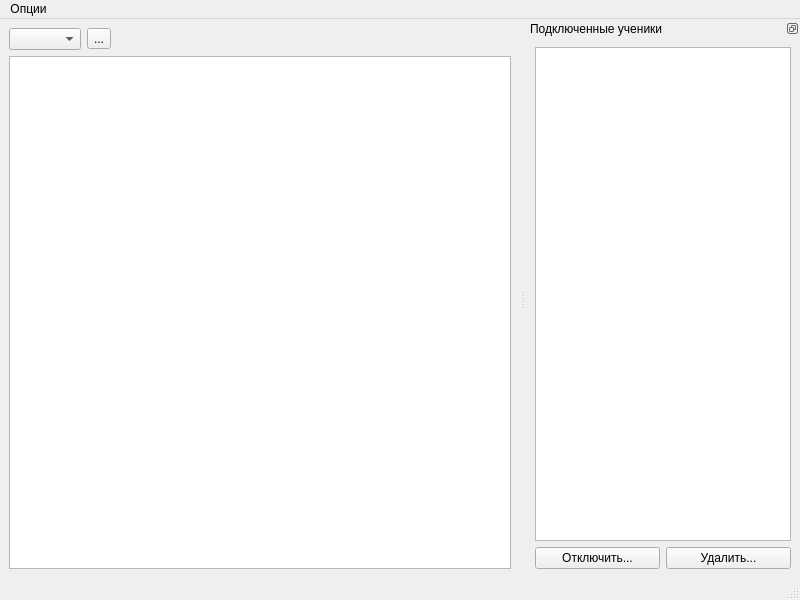
First picture: the form in teachED/ui/mainwindow.ui, repository DanDev-rs/Open-Digital-Testing-Platform, before the edit.
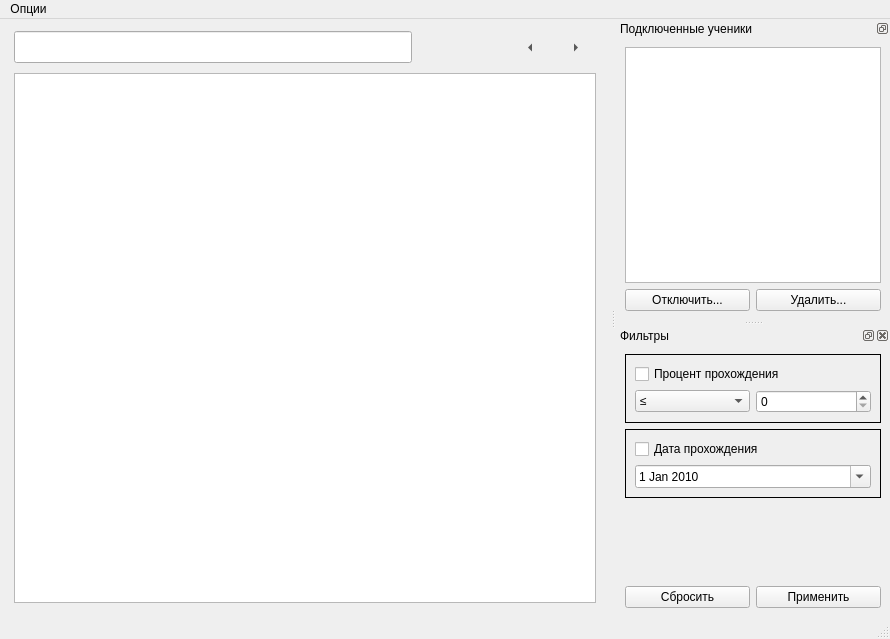
Second picture: the form after the edit. Icons and pictures are not drawn.

Commit message: making the main window

The edit to the form file:
```diff
--- a/teachED/ui/mainwindow.ui
+++ b/teachED/ui/mainwindow.ui
@@ -6,8 +6,8 @@
    <rect>
     <x>0</x>
     <y>0</y>
-    <width>800</width>
-    <height>600</height>
+    <width>890</width>
+    <height>639</height>
    </rect>
   </property>
   <property name="windowTitle">
@@ -17,30 +17,141 @@
    <layout class="QHBoxLayout" name="horizontalLayout_3">
     <item>
      <layout class="QVBoxLayout" name="verticalLayout_2">
+      <property name="leftMargin">
+       <number>5</number>
+      </property>
+      <property name="topMargin">
+       <number>0</number>
+      </property>
+      <property name="rightMargin">
+       <number>5</number>
+      </property>
+      <property name="bottomMargin">
+       <number>5</number>
+      </property>
       <item>
        <layout class="QHBoxLayout" name="horizontalLayout_2">
         <item>
-         <widget class="QComboBox" name="comboBox"/>
+         <widget class="QLineEdit" name="view_name">
+          <property name="sizePolicy">
+           <sizepolicy hsizetype="Expanding" vsizetype="Fixed">
+            <horstretch>0</horstretch>
+            <verstretch>32</verstretch>
+           </sizepolicy>
+          </property>
+          <property name="minimumSize">
+           <size>
+            <width>0</width>
+            <height>32</height>
+           </size>
+          </property>
+          <property name="maxLength">
+           <number>400</number>
+          </property>
+          <property name="frame">
+           <bool>true</bool>
+          </property>
+          <property name="dragEnabled">
+           <bool>false</bool>
+          </property>
+          <property name="readOnly">
+           <bool>true</bool>
+          </property>
+          <property name="cursorMoveStyle">
+           <enum>Qt::VisualMoveStyle</enum>
+          </property>
+          <property name="clearButtonEnabled">
+           <bool>false</bool>
+          </property>
+         </widget>
+        </item>
+        <item>
+         <widget class="QToolButton" name="toolButton_2">
+          <property name="text">
+           <string/>
+          </property>
+          <property name="icon">
+           <iconset resource="../data/images.qrc">
+            <normaloff>:/logos/bin-black-full-icon.png</normaloff>:/logos/bin-black-full-icon.png</iconset>
+          </property>
+          <property name="iconSize">
+           <size>
+            <width>32</width>
+            <height>32</height>
+           </size>
+          </property>
+          <property name="autoRaise">
+           <bool>true</bool>
+          </property>
+         </widget>
         </item>
         <item>
          <widget class="QToolButton" name="toolButton">
           <property name="text">
+           <string/>
+          </property>
+          <property name="icon">
+           <iconset resource="../data/images.qrc">
+            <normaloff>:/logos/refresh-icon.png</normaloff>
+            <normalon>../data/refresh-icon.png</normalon>:/logos/refresh-icon.png</iconset>
+          </property>
+          <property name="iconSize">
+           <size>
+            <width>32</width>
+            <height>32</height>
+           </size>
+          </property>
+          <property name="autoRaise">
+           <bool>true</bool>
+          </property>
+         </widget>
+        </item>
+        <item>
+         <widget class="QToolButton" name="v_left">
+          <property name="autoFillBackground">
+           <bool>false</bool>
+          </property>
+          <property name="text">
            <string>...</string>
           </property>
+          <property name="iconSize">
+           <size>
+            <width>32</width>
+            <height>32</height>
+           </size>
+          </property>
+          <property name="autoRaise">
+           <bool>true</bool>
+          </property>
+          <property name="arrowType">
+           <enum>Qt::LeftArrow</enum>
+          </property>
          </widget>
         </item>
         <item>
-         <spacer name="horizontalSpacer">
-          <property name="orientation">
-           <enum>Qt::Horizontal</enum>
+         <widget class="QToolButton" name="v_right">
+          <property name="text">
+           <string>...</string>
           </property>
-          <property name="sizeHint" stdset="0">
+          <property name="iconSize">
            <size>
-            <width>40</width>
-            <height>20</height>
+            <width>32</width>
+            <height>32</height>
            </size>
           </property>
-         </spacer>
+          <property name="popupMode">
+           <enum>QToolButton::DelayedPopup</enum>
+          </property>
+          <property name="toolButtonStyle">
+           <enum>Qt::ToolButtonIconOnly</enum>
+          </property>
+          <property name="autoRaise">
+           <bool>true</bool>
+          </property>
+          <property name="arrowType">
+           <enum>Qt::RightArrow</enum>
+          </property>
+         </widget>
         </item>
        </layout>
       </item>
@@ -56,7 +167,7 @@
     <rect>
      <x>0</x>
      <y>0</y>
-     <width>800</width>
+     <width>890</width>
      <height>21</height>
     </rect>
    </property>
@@ -109,7 +220,145 @@
     </layout>
    </widget>
   </widget>
-  <action name="action">
+  <widget class="QDockWidget" name="filter_widget">
+   <property name="allowedAreas">
+    <set>Qt::LeftDockWidgetArea|Qt::RightDockWidgetArea</set>
+   </property>
+   <property name="windowTitle">
+    <string>Фильтры</string>
+   </property>
+   <attribute name="dockWidgetArea">
+    <number>2</number>
+   </attribute>
+   <widget class="QWidget" name="dockWidgetContents">
+    <layout class="QVBoxLayout" name="verticalLayout_5">
+     <item>
+      <widget class="QFrame" name="frame">
+       <property name="frameShape">
+        <enum>QFrame::Box</enum>
+       </property>
+       <property name="frameShadow">
+        <enum>QFrame::Plain</enum>
+       </property>
+       <property name="lineWidth">
+        <number>1</number>
+       </property>
+       <layout class="QVBoxLayout" name="verticalLayout_3">
+        <item>
+         <widget class="QCheckBox" name="comp_check">
+          <property name="text">
+           <string>Процент прохождения</string>
+          </property>
+         </widget>
+        </item>
+        <item>
+         <layout class="QHBoxLayout" name="horizontalLayout_4">
+          <item>
+           <widget class="QComboBox" name="comp_type">
+            <item>
+             <property name="text">
+              <string>≤</string>
+             </property>
+            </item>
+            <item>
+             <property name="text">
+              <string>≥</string>
+             </property>
+            </item>
+           </widget>
+          </item>
+          <item>
+           <widget class="QSpinBox" name="comp_spin"/>
+          </item>
+         </layout>
+        </item>
+       </layout>
+      </widget>
+     </item>
+     <item>
+      <widget class="QFrame" name="frame_2">
+       <property name="frameShape">
+        <enum>QFrame::Box</enum>
+       </property>
+       <property name="frameShadow">
+        <enum>QFrame::Plain</enum>
+       </property>
+       <property name="lineWidth">
+        <number>1</number>
+       </property>
+       <layout class="QVBoxLayout" name="verticalLayout_4">
+        <item>
+         <widget class="QCheckBox" name="date_check">
+          <property name="text">
+           <string>Дата прохождения</string>
+          </property>
+         </widget>
+        </item>
+        <item>
+         <widget class="QDateEdit" name="date_edit">
+          <property name="dateTime">
+           <datetime>
+            <hour>0</hour>
+            <minute>0</minute>
+            <second>0</second>
+            <year>2010</year>
+            <month>1</month>
+            <day>1</day>
+           </datetime>
+          </property>
+          <property name="minimumDateTime">
+           <datetime>
+            <hour>0</hour>
+            <minute>0</minute>
+            <second>0</second>
+            <year>2010</year>
+            <month>1</month>
+            <day>1</day>
+           </datetime>
+          </property>
+          <property name="calendarPopup">
+           <bool>true</bool>
+          </property>
+         </widget>
+        </item>
+       </layout>
+      </widget>
+     </item>
+     <item>
+      <spacer name="verticalSpacer">
+       <property name="orientation">
+        <enum>Qt::Vertical</enum>
+       </property>
+       <property name="sizeHint" stdset="0">
+        <size>
+         <width>20</width>
+         <height>40</height>
+        </size>
+       </property>
+      </spacer>
+     </item>
+     <item>
+      <layout class="QHBoxLayout" name="horizontalLayout_5">
+       <item>
+        <widget class="QPushButton" name="pushButton">
+         <property name="text">
+          <string>Сбросить</string>
+         </property>
+        </widget>
+       </item>
+       <item>
+        <widget class="QPushButton" name="pushButton_2">
+         <property name="text">
+          <string>Применить</string>
+         </property>
+        </widget>
+       </item>
+      </layout>
+     </item>
+    </layout>
+   </widget>
+  </widget>
+  <action name="a_exit">
    <property name="text">
     <string>Выйти из программы</string>
    </property>
```
Left out of the diff: 32 changed lines with no effect on the pictures. The commit also changes 7 other files.
